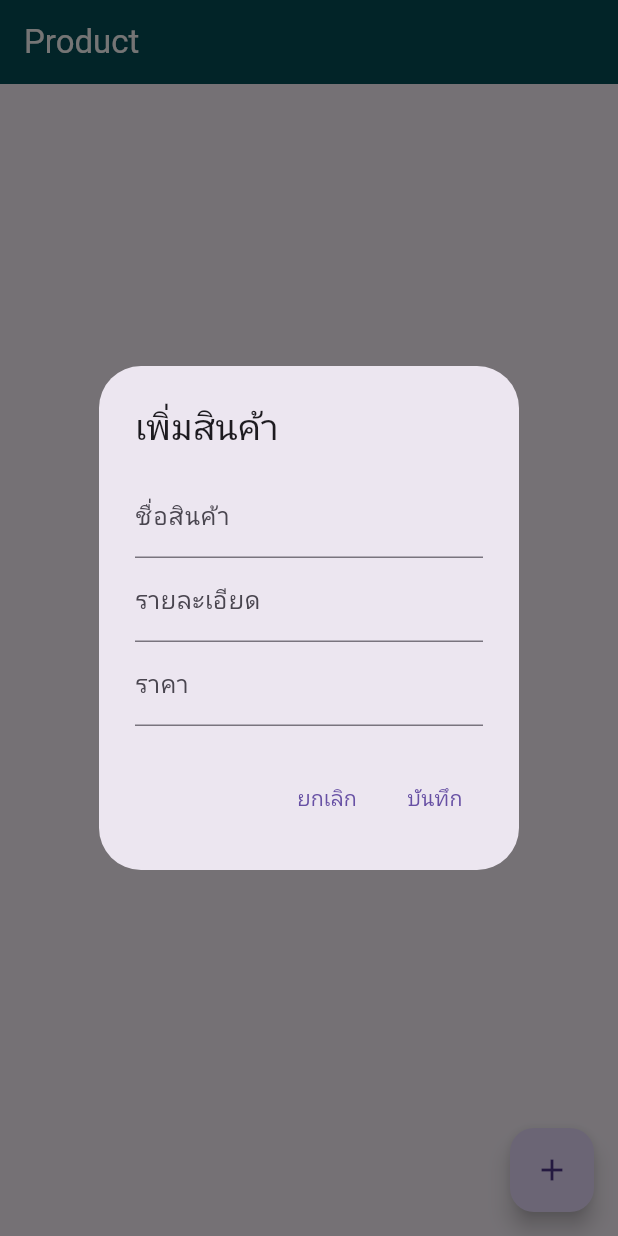
After one commit to LUCIAXR/first_app, a Flutter app: the Assignmentweek5 screen opened directly, after a tap on the "add" icon, on a phone screen of 412 x 824 dp. The commit adds this screen. Run offline on Flutter 3.47's test engine with Material 3 defaults, Android fonts, the phone set to English and light mode, and no system bars; network calls fail.

Commit message:
Assignment-Week5

```diff
--- /dev/null
+++ b/lib/AssignmentWeek5.dart
@@ -0,0 +1,275 @@
+import 'dart:convert';
+import 'package:http/http.dart' as http;
+import 'package:flutter/material.dart';
+
+class Assignmentweek5 extends StatefulWidget {
+  const Assignmentweek5({super.key});
+
+  @override
+  State<Assignmentweek5> createState() => _Assignmentweek5State();
+}
+
+class _Assignmentweek5State extends State<Assignmentweek5> {
+  List<Product> products = [];
+
+  Future<void> fetchData() async {
+    try {
+      var response = await http.get(
+        Uri.parse('http://localhost:8001/products'),
+      );
+      if (response.statusCode == 200) {
+        List<dynamic> jsonList = jsonDecode(response.body);
+        setState(() {
+          products = jsonList.map((e) => Product.fromJson(e)).toList();
+        });
+      } else {
+        throw Exception("Failed to load products");
+      }
+    } catch (e) {
+      print(e);
+    }
+  }
+
+  Future<void> createProduct(
+    String name,
+    String description,
+    double price,
+  ) async {
+    try {
+      var response = await http.post(
+        Uri.parse("http://localhost:8001/products"),
+        headers: {"Content-Type": "application/json"},
+        body: jsonEncode({
+          "name": name,
+          "description": description,
+          "price": price,
+        }),
+      );
+      if (response.statusCode == 201 || response.statusCode == 200) {
+        ScaffoldMessenger.of(context).showSnackBar(
+          const SnackBar(
+            content: Text('Create success!'),
+            backgroundColor: Colors.green,
+          ),
+        );
+        fetchData();
+      } else {
+        throw Exception("Failed to create product");
+      }
+    } catch (e) {
+      print(e);
+    }
+  }
+
+  Future<void> updateProduct(
+    String id,
+    String name,
+    String description,
+    double price,
+  ) async {
+    try {
+      var response = await http.put(
+        Uri.parse("http://localhost:8001/products/$id"),
+        headers: {"Content-Type": "application/json"},
+        body: jsonEncode({
+          "name": name,
+          "description": description,
+          "price": price,
+        }),
+      );
+      if (response.statusCode == 200) {
+        ScaffoldMessenger.of(context).showSnackBar(
+          const SnackBar(
+            content: Text('Update success!'),
+            backgroundColor: Colors.blue,
+          ),
+        );
+        fetchData();
+      } else {
+        throw Exception("Failed to update product");
+      }
+    } catch (e) {
+      print(e);
+    }
+  }
+
+  Future<void> deleteProduct(String id) async {
+    try {
+      var response = await http.delete(
+        Uri.parse("http://localhost:8001/products/$id"),
+      );
+      if (response.statusCode == 200) {
+        ScaffoldMessenger.of(context).showSnackBar(
+          const SnackBar(
+            content: Text('Delete success!'),
+            backgroundColor: Colors.red,
+          ),
+        );
+        fetchData();
+      } else {
+        throw Exception("Failed to delete product");
+      }
+    } catch (e) {
+      print(e);
+    }
+  }
+
+  // Dialog สำหรับสร้างหรือแก้ไข
+  void showProductForm({Product? product}) {
+    final nameController = TextEditingController(text: product?.name ?? "");
+    final descController = TextEditingController(
+      text: product?.description ?? "",
+    );
+    final priceController = TextEditingController(
+      text: product != null ? product.price.toString() : "",
+    );
+
+    showDialog(
+      context: context,
+      builder: (context) => AlertDialog(
+        title: Text(product == null ? "เพิ่มสินค้า" : "แก้ไขสินค้า"),
+        content: Column(
+          mainAxisSize: MainAxisSize.min,
+          children: [
+            TextField(
+              controller: nameController,
+              decoration: const InputDecoration(labelText: "ชื่อสินค้า"),
+            ),
+            TextField(
+              controller: descController,
+              decoration: const InputDecoration(labelText: "รายละเอียด"),
+            ),
+            TextField(
+              controller: priceController,
+              decoration: const InputDecoration(labelText: "ราคา"),
+              keyboardType: TextInputType.number,
+            ),
+          ],
+        ),
+        actions: [
+          TextButton(
+            onPressed: () => Navigator.pop(context),
+            child: const Text("ยกเลิก"),
+          ),
+          TextButton(
+            onPressed: () {
+              final name = nameController.text;
+              final desc = descController.text;
+              final price = double.tryParse(priceController.text) ?? 0.0;
+              Navigator.pop(context);
+              if (product == null) {
+                createProduct(name, desc, price);
+              } else {
+                updateProduct(product.id, name, desc, price);
+              }
+            },
+            child: const Text("บันทึก"),
+          ),
+        ],
+      ),
+    );
+  }
+
+  @override
+  void initState() {
+    super.initState();
+    fetchData(); // โหลดข้อมูลตอนเปิดหน้าจอ
+  }
+
+  @override
+  Widget build(BuildContext context) {
+    return Scaffold(
+      appBar: AppBar(
+        backgroundColor: const Color.fromARGB(255, 5, 79, 87),
+        title: const Text('Product', style: TextStyle(color: Colors.white)),
+      ),
+      body: ListView.separated(
+        itemCount: products.length,
+        separatorBuilder: (context, index) =>
+            const Divider(height: 1, color: Colors.grey),
+        itemBuilder: (context, index) {
+          final product = products[index];
+          return ListTile(
+            leading: Text('${index + 1}'),
+            title: Text(
+              product.name,
+              style: const TextStyle(fontWeight: FontWeight.bold),
+            ),
+            subtitle: Text(product.description),
+            trailing: Row(
+              mainAxisSize: MainAxisSize.min,
+              children: [
+                Text(
+                  '${product.price.toStringAsFixed(1)} ฿',
+                  style: const TextStyle(color: Colors.green),
+                ),
+                IconButton(
+                  icon: const Icon(Icons.delete, color: Colors.red),
+                  onPressed: () {
+                    // แสดง dialog ยืนยันก่อนลบ
+                    showDialog(
+                      context: context,
+                      builder: (context) => AlertDialog(
+                        title: const Text("ยืนยันการลบ"),
+                        content: Text(
+                          "คุณต้องการลบสินค้า ${product.name} ใช่หรือไม่?",
+                        ),
+                        actions: [
+                          TextButton(
+                            onPressed: () => Navigator.pop(context),
+                            child: const Text("ยกเลิก"),
+                          ),
+                          TextButton(
+                            onPressed: () {
+                              Navigator.pop(context);
+                              deleteProduct(product.id);
+                            },
+                            child: const Text(
+                              "ยืนยัน",
+                              style: TextStyle(color: Colors.red),
+                            ),
+                          ),
+                        ],
+                      ),
+                    );
+                  },
+                ),
+              ],
+            ),
+            onTap: () {
+              // เปิดฟอร์มแก้ไข
+              showProductForm(product: product);
+            },
+          );
+        },
+      ),
+      floatingActionButton: FloatingActionButton(
+        onPressed: () => showProductForm(), //  เปิดฟอร์มเพิ่มสินค้า
+        child: const Icon(Icons.add),
+      ),
+    );
+  }
+}
+
+class Product {
+  final String id;
+  final String name;
+  final String description;
+  final double price;
+
+  Product({
+    required this.id,
+    required this.name,
+    required this.description,
+    required this.price,
+  });
+
+  factory Product.fromJson(Map<String, dynamic> json) {
+    return Product(
+      id: json['id'].toString(),
+      name: json['name'],
+      description: json['description'],
+      price: (json['price'] as num).toDouble(),
+    );
+  }
+}
```
Also changed, not shown: lib/main.dart (+5 -13 lines).
